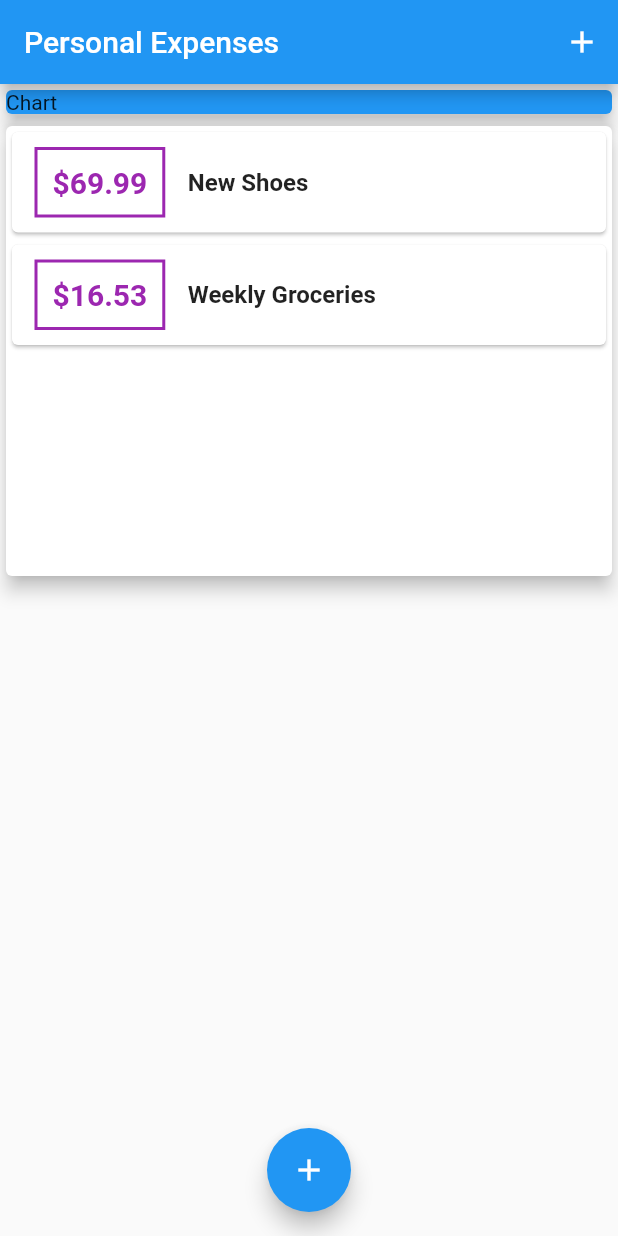
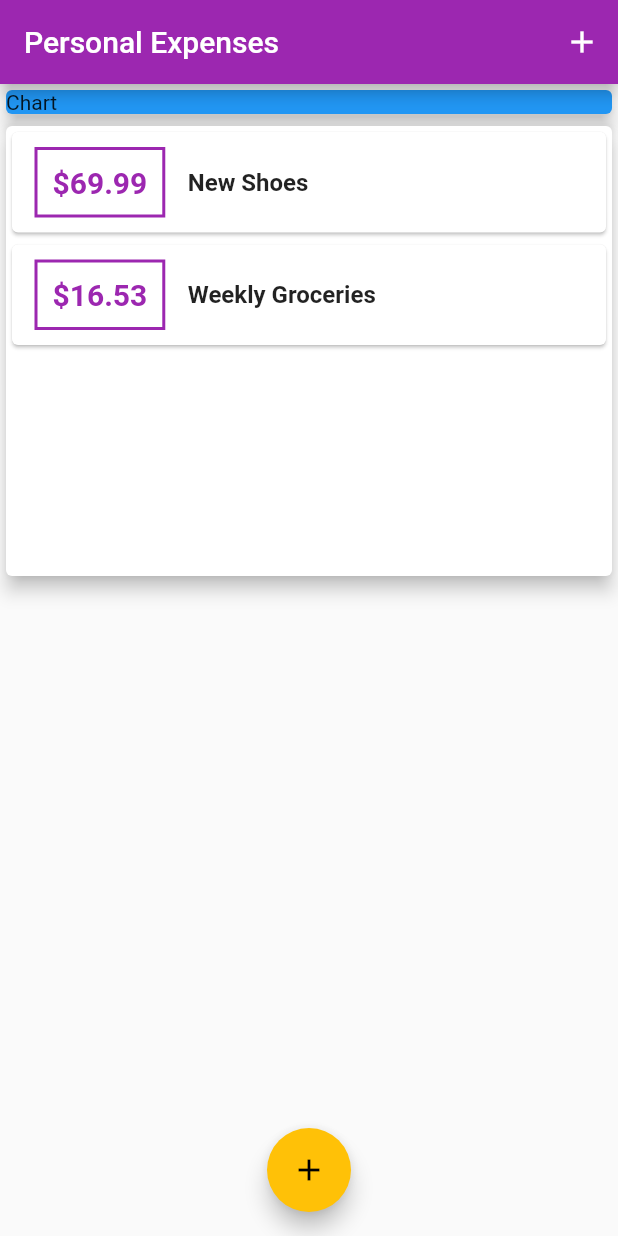
Before and after one commit to TahaMsv/Personal_Expenses, a Flutter app: the screen it shows after launch, on a phone screen of 412 x 824 dp. Run offline on Flutter 3.47's test engine with Material 2 defaults, Android fonts, the phone set to English and light mode, and no system bars.

Commit message:
Configuring & Using Themes

```diff
--- a/lib/main.dart
+++ b/lib/main.dart
@@ -12,6 +12,10 @@ class MyApp extends StatelessWidget {
     return MaterialApp(
       title: 'Personal Expenses',
       home: MyHomePage(),
+      theme: ThemeData(
+        primarySwatch: Colors.purple,
+        accentColor: Colors.amber,
+      ),
     );
   }
 }
@@ -54,10 +58,10 @@ class _MyHomePageState extends State<MyHomePage> {
       context: ctx,
       builder: (_) {
         return GestureDetector(
-          onTap: () {
-          },
+          onTap: () {},
           child: NewTransaction(_addTransaction),
-          behavior: HitTestBehavior.opaque,);
+          behavior: HitTestBehavior.opaque,
+        );
       },
     );
   }
```
